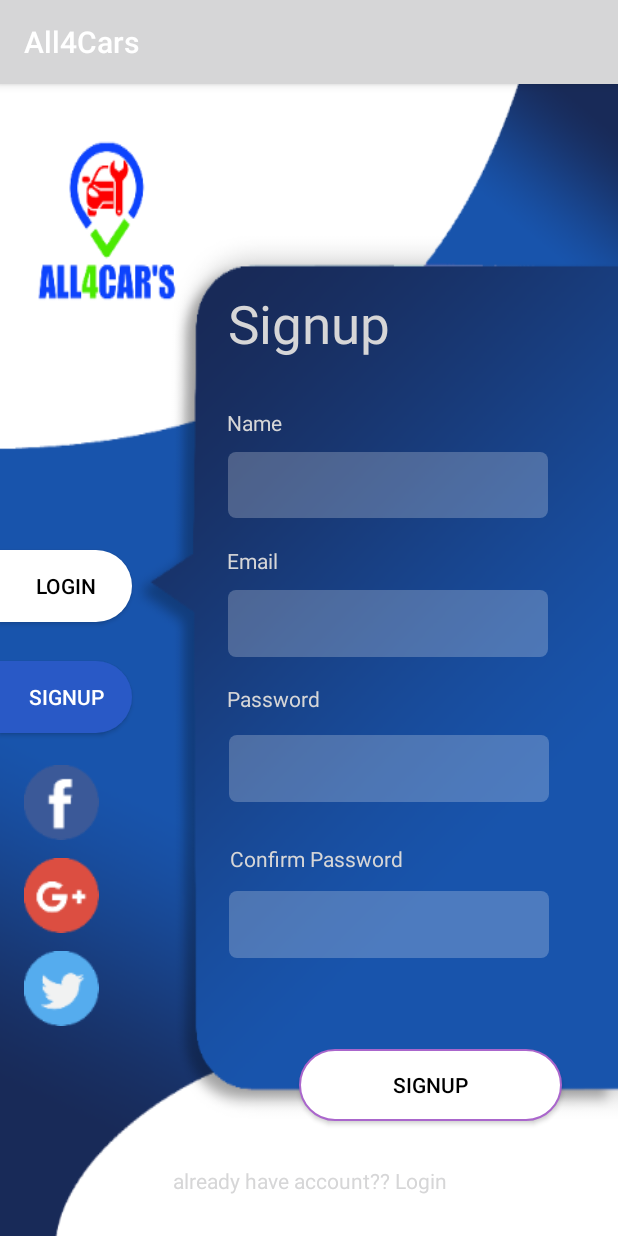
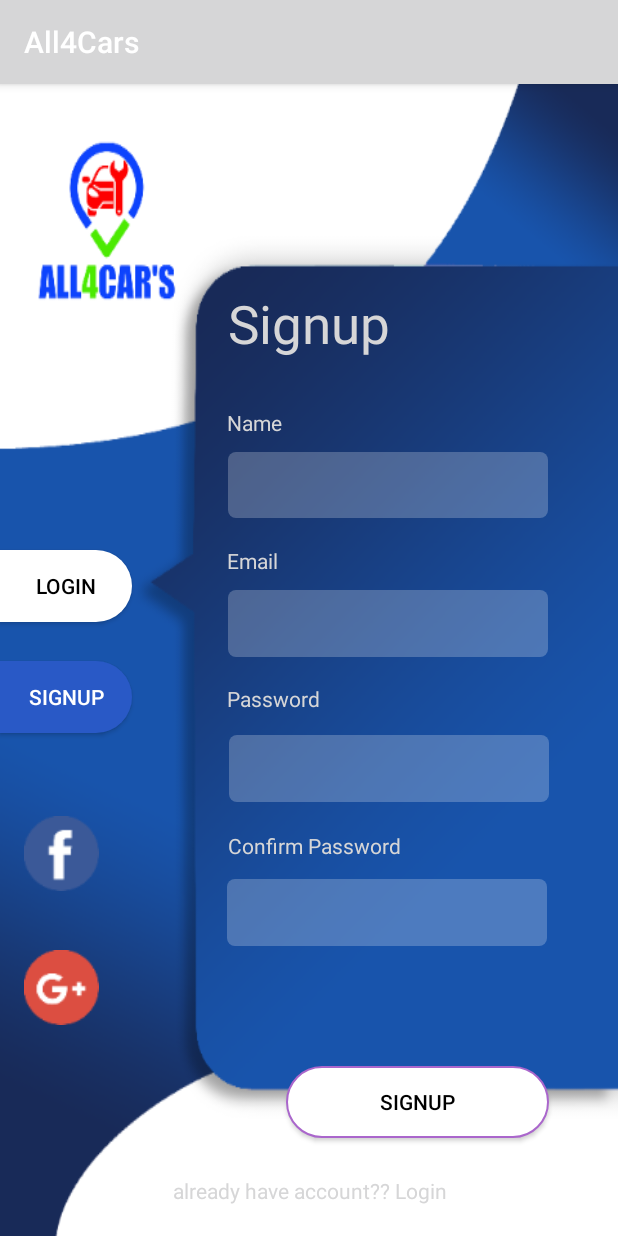
Before and after one commit to Aashir-Technolligence/All4Cars, an Android app: the SignupActivity screen opened directly, with no data from a screen before it, on a phone screen of 412 x 824 dp. Run offline under Robolectric (Android 15) with nearby library versions, the light colour scheme and no system bars; our stand-ins replace Firebase (no records; nobody signed in at launch, a user with empty details on screens opened directly).

Commit message:
Merge branches 'Aashir' and 'Bilal_Tech' of https://github.com/Aashir-Technolligence/All4Cars into Bilal_Tech
# Conflicts:
#	.idea/vcs.xml
#	app/build.gradle
#	app/src/main/AndroidManifest.xml
#	app/src/main/res/values/strings.xml
#	build.gradle

```diff
--- a/app/src/main/java/com/example/all4cars/SignupActivity.java
+++ b/app/src/main/java/com/example/all4cars/SignupActivity.java
@@ -50,7 +50,6 @@ public class SignupActivity extends AppCompatActivity {
         mHaveAccountTv=findViewById(R.id.have_accounttv);
         btnFacebook = (ImageView) findViewById(R.id.imageView);
         btnGoole = (ImageView) findViewById(R.id.imageView2);
-        btnTwitter = (ImageView) findViewById(R.id.imageView3);
         progressDialog=new ProgressDialog(this);
 
 
--- a/app/src/main/res/layout/activity_signup.xml
+++ b/app/src/main/res/layout/activity_signup.xml
@@ -46,56 +46,37 @@
         android:id="@+id/imageView"
         android:layout_width="50dp"
         android:layout_height="50dp"
+        android:layout_marginStart="8dp"
+        android:layout_marginLeft="16dp"
+        android:layout_marginTop="8dp"
+        android:layout_marginEnd="8dp"
         android:layout_marginBottom="8dp"
-        android:layout_marginEnd="8dp"
-        android:layout_marginLeft="16dp"
-        android:layout_marginStart="8dp"
-        android:layout_marginTop="8dp"
         app:layout_constraintBottom_toBottomOf="parent"
         app:layout_constraintEnd_toEndOf="parent"
         app:layout_constraintHorizontal_bias="0.023"
         app:layout_constraintLeft_toLeftOf="parent"
         app:layout_constraintStart_toStartOf="parent"
         app:layout_constraintTop_toBottomOf="@+id/btnSignup"
-        app:layout_constraintVertical_bias="0.05"
+        app:layout_constraintVertical_bias="0.176"
         app:srcCompat="@mipmap/facebook" />
 
     <ImageView
         android:id="@+id/imageView2"
         android:layout_width="50dp"
         android:layout_height="50dp"
+        android:layout_marginStart="8dp"
+        android:layout_marginLeft="16dp"
+        android:layout_marginTop="8dp"
+        android:layout_marginEnd="8dp"
         android:layout_marginBottom="8dp"
-        android:layout_marginEnd="8dp"
-        android:layout_marginLeft="16dp"
-        android:layout_marginStart="8dp"
-        android:layout_marginTop="8dp"
         app:layout_constraintBottom_toBottomOf="parent"
         app:layout_constraintEnd_toEndOf="parent"
         app:layout_constraintHorizontal_bias="0.023"
         app:layout_constraintLeft_toLeftOf="parent"
         app:layout_constraintStart_toStartOf="parent"
         app:layout_constraintTop_toBottomOf="@+id/imageView"
-        app:layout_constraintVertical_bias="0.021"
+        app:layout_constraintVertical_bias="0.191"
         app:srcCompat="@mipmap/google" />
-
-    <ImageView
-        android:id="@+id/imageView3"
-        android:layout_width="50dp"
-        android:layout_height="50dp"
-        android:layout_marginBottom="8dp"
-        android:layout_marginEnd="8dp"
-        android:layout_marginLeft="16dp"
-        android:layout_marginStart="8dp"
-        android:layout_marginTop="8dp"
-        app:layout_constraintBottom_toBottomOf="parent"
-        app:layout_constraintEnd_toEndOf="parent"
-        app:layout_constraintHorizontal_bias="0.023"
-        app:layout_constraintLeft_toLeftOf="parent"
-        app:layout_constraintStart_toStartOf="parent"
-        app:layout_constraintTop_toBottomOf="@+id/imageView2"
-        app:layout_constraintVertical_bias="0.031"
-        app:srcCompat="@mipmap/twitter" />
-
 
     <TextView
         android:id="@+id/textView2"
@@ -214,7 +195,7 @@
         android:layout_width="175dp"
         android:layout_height="wrap_content"
         android:layout_marginStart="8dp"
-        android:layout_marginTop="8dp"
+        android:layout_marginTop="6dp"
         android:layout_marginEnd="8dp"
         android:layout_marginBottom="8dp"
         android:background="@drawable/buttonshape"
@@ -222,20 +203,20 @@
         android:textColor="@android:color/black"
         app:layout_constraintBottom_toBottomOf="parent"
         app:layout_constraintEnd_toEndOf="parent"
-        app:layout_constraintHorizontal_bias="0.868"
+        app:layout_constraintHorizontal_bias="0.827"
         app:layout_constraintStart_toStartOf="parent"
         app:layout_constraintTop_toTopOf="parent"
-        app:layout_constraintVertical_bias="0.902" />
+        app:layout_constraintVertical_bias="0.919" />
 
     <TextView
         android:id="@+id/have_accounttv"
         android:layout_width="match_parent"
         android:layout_height="wrap_content"
         android:text="already have account?? Login"
-        app:layout_constraintStart_toEndOf="@+id/imageView3"
+        app:layout_constraintStart_toEndOf="@+id/imageView2"
         app:layout_constraintTop_toBottomOf="@+id/txtSignUp"
         android:textAlignment="center"
-        android:layout_marginTop="30dp"
+        android:layout_marginTop="25dp"
         android:textColor="@color/colorPrimaryDark"
         />
 
@@ -271,10 +252,10 @@
         android:textColor="@color/colorWhite"
         app:layout_constraintBottom_toBottomOf="parent"
         app:layout_constraintEnd_toEndOf="parent"
-        app:layout_constraintHorizontal_bias="0.369"
+        app:layout_constraintHorizontal_bias="0.364"
         app:layout_constraintStart_toEndOf="@+id/imageView2"
         app:layout_constraintTop_toBottomOf="@+id/editTextPassword"
-        app:layout_constraintVertical_bias="0.086" />
+        app:layout_constraintVertical_bias="0.053" />
 
     <EditText
         android:id="@+id/editRePassword"
@@ -283,17 +264,17 @@
         android:layout_marginStart="8dp"
         android:layout_marginTop="8dp"
         android:layout_marginEnd="8dp"
-        android:layout_marginBottom="5dp"
+        android:layout_marginBottom="8dp"
         android:alpha="0.23"
         android:background="@drawable/textviewshape"
         android:ems="10"
         android:inputType="textPassword"
         app:layout_constraintBottom_toBottomOf="parent"
         app:layout_constraintEnd_toEndOf="parent"
-        app:layout_constraintHorizontal_bias="0.672"
+        app:layout_constraintHorizontal_bias="0.663"
         app:layout_constraintStart_toEndOf="@+id/imageView2"
         app:layout_constraintTop_toBottomOf="@+id/rePassword"
-        app:layout_constraintVertical_bias="0.022" />
+        app:layout_constraintVertical_bias="0.023" />
 
 
 </androidx.constraintlayout.widget.ConstraintLayout>
```
Also changed, not shown: app/src/main/java/com/example/all4cars/LoginSignupActivity.java (+0 -24 lines), app/src/main/res/layout/activity_login_signup.xml (+7 -24 lines).
